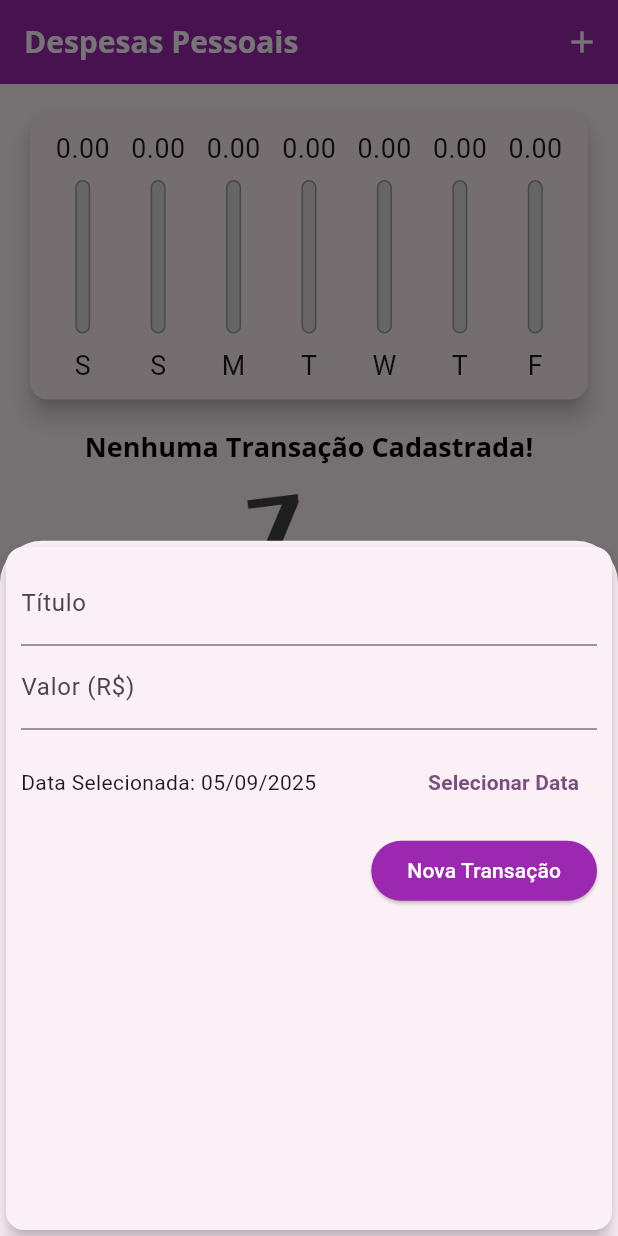
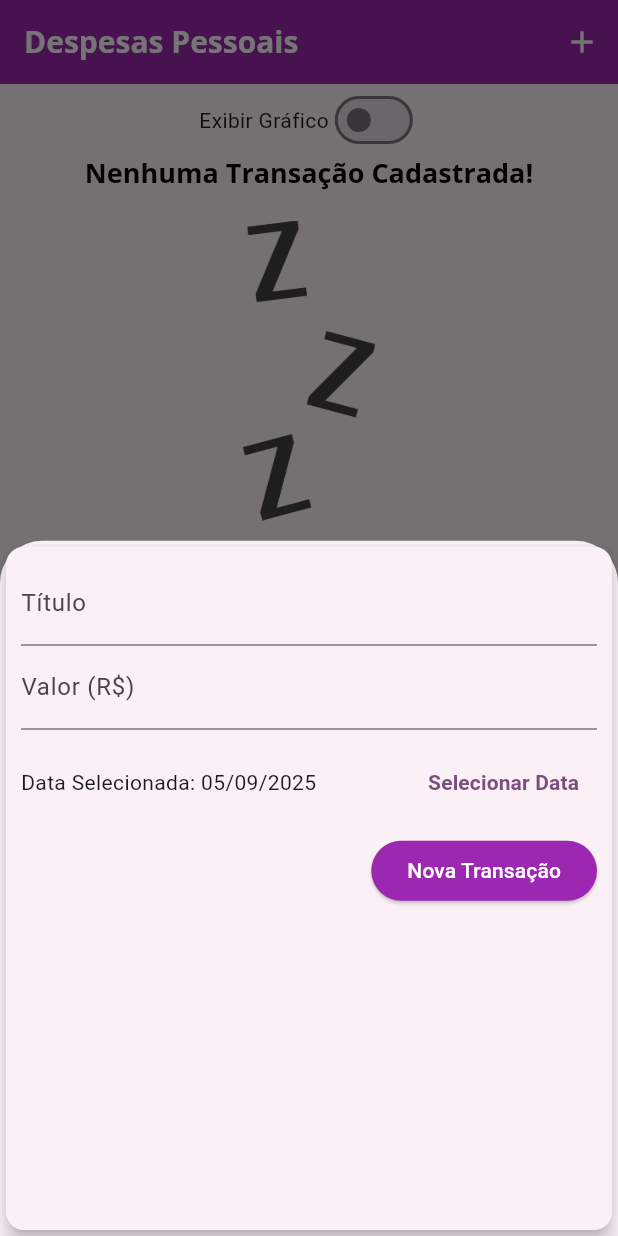
Before and after one commit to jSantini/curso_flutter, a Flutter app: the screen it shows after launch, after a tap on the "add" icon, on a phone screen of 412 x 824 dp. Run offline on Flutter 3.47's test engine with Material 3 defaults, Android fonts, the phone set to English and light mode, and no system bars.

Commit message:
add switch widget to chose show view Chart or Transaction List

```diff
--- a/modulo_3/expenses/lib/main.dart
+++ b/modulo_3/expenses/lib/main.dart
@@ -16,6 +16,8 @@ class ExpensesApp extends StatelessWidget {
 
   @override
   Widget build(BuildContext context) {
+    //SystemChrome.setPreferredOrientations([DeviceOrientation.portraitUp]);
+
     return MaterialApp(
       home: const MyHomePage(),
       theme: ThemeData(
@@ -58,6 +60,8 @@ class MyHomePage extends StatefulWidget {
 
 class _MyHomePageState extends State<MyHomePage> {
   final List<Transaction> _transactions = [];
+
+  bool _showChart = false;
 
   List<Transaction> get _recentTransactions {
     return _transactions.where((tr) {
@@ -125,10 +129,27 @@ class _MyHomePageState extends State<MyHomePage> {
         child: Column(
           crossAxisAlignment: CrossAxisAlignment.stretch,
           children: [
+            Row(
+              mainAxisAlignment: MainAxisAlignment.center,
+              children: [
+                Text('Exibir Gráfico'),
+                Switch(
+                  value: _showChart,
+                  onChanged: (value) {
+                    setState(() {
+                      _showChart = value;
+                    });
+                  },
+                ),
+              ],
+            ),
+
+            if (_showChart)
               SizedBox(
                 height: availableHeight * 0.3,
                 child: Chart(_recentTransactions),
               ),
+            if (!_showChart)
               SizedBox(
                 height: availableHeight * 0.7,
                 child: TransactionList(_transactions, _removeTransaction),
```
Lines whose indentation alone changed are shown as unchanged.
